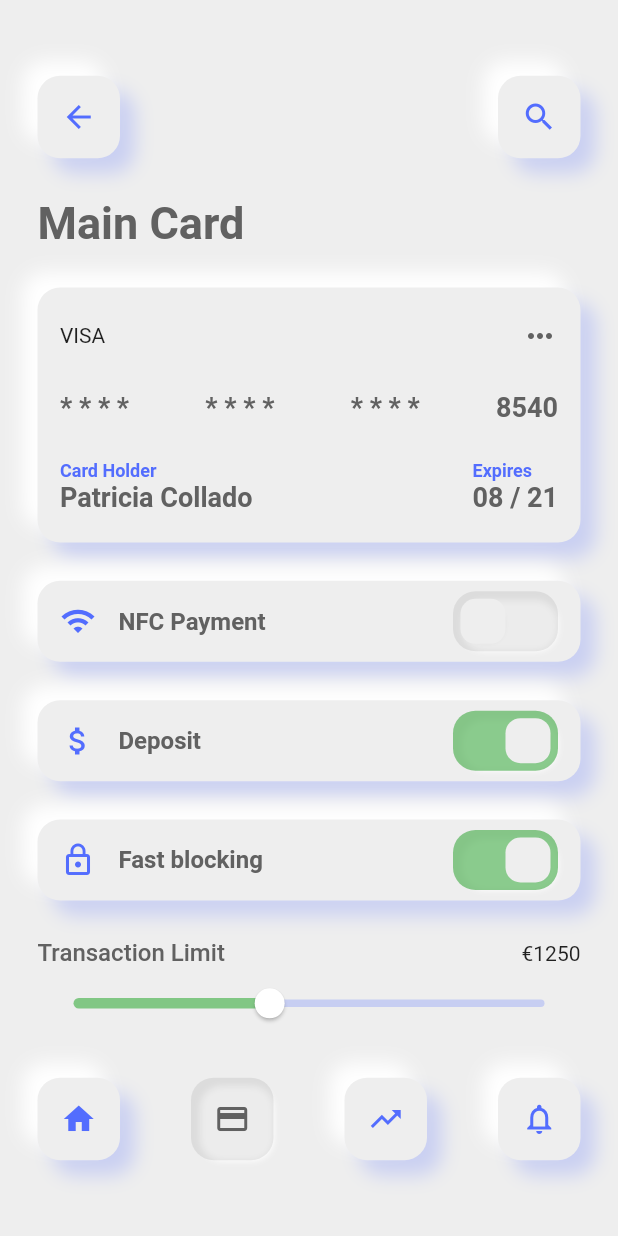
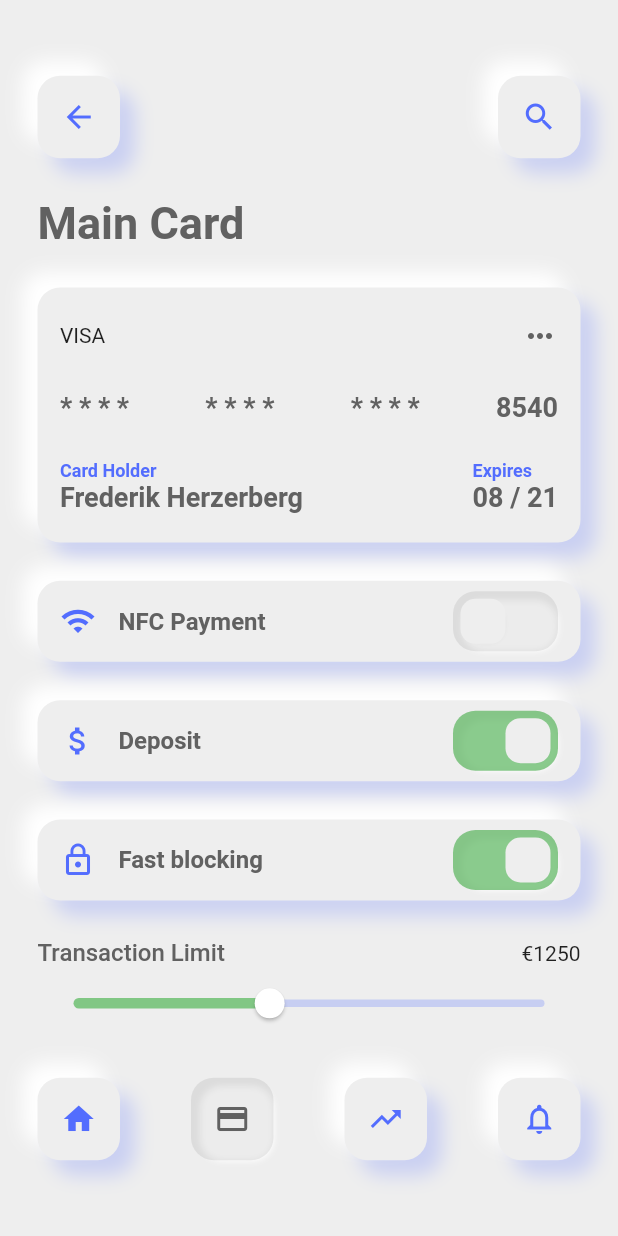
Before and after one commit to Patcm10/neumorphism_bankApp, a Flutter app: the screen it shows after launch, on a phone screen of 412 x 824 dp. Run offline on Flutter 3.47's test engine with Material 2 defaults, Android fonts, the phone set to English and light mode, and no system bars.

```diff
--- a/lib/main.dart
+++ b/lib/main.dart
@@ -190,7 +190,7 @@ class CreditCard extends StatelessWidget {
                         color: fCL, fontSize: 12, fontWeight: FontWeight.w700),
                   ),
                   Text(
-                    'Patricia Collado',
+                    'Frederik Herzerberg',
                     style: TextStyle(
                         color: fCD, fontSize: 18, fontWeight: FontWeight.w700),
                   ),
```
Also changed, not shown: assets/card.jpg.
